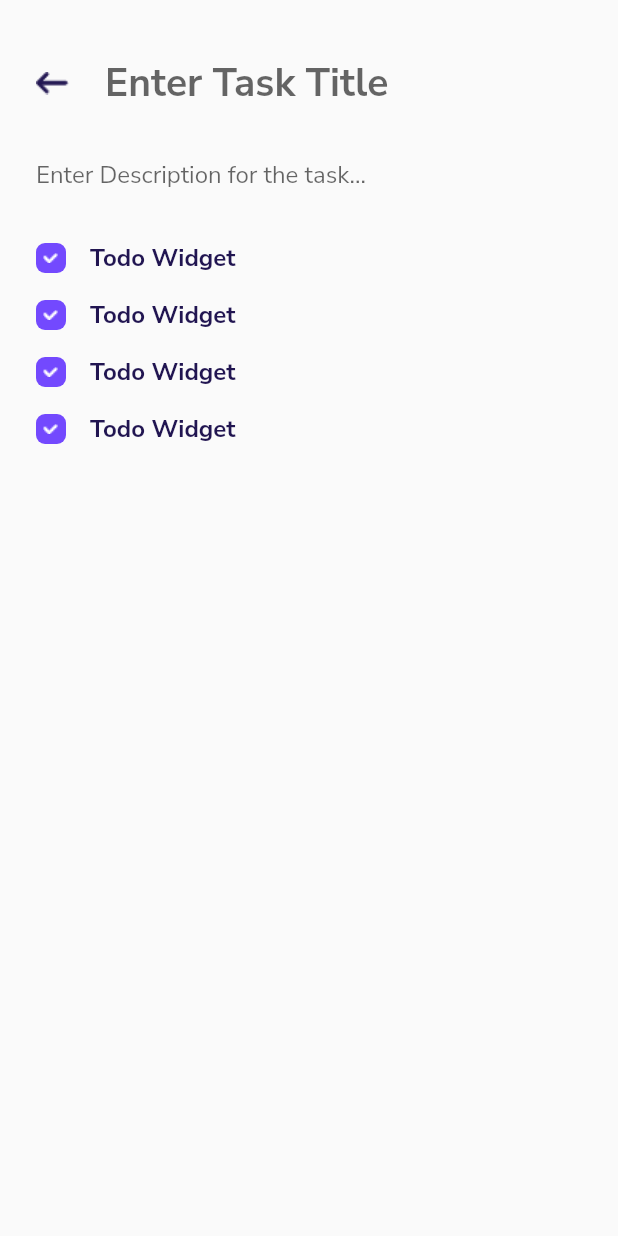
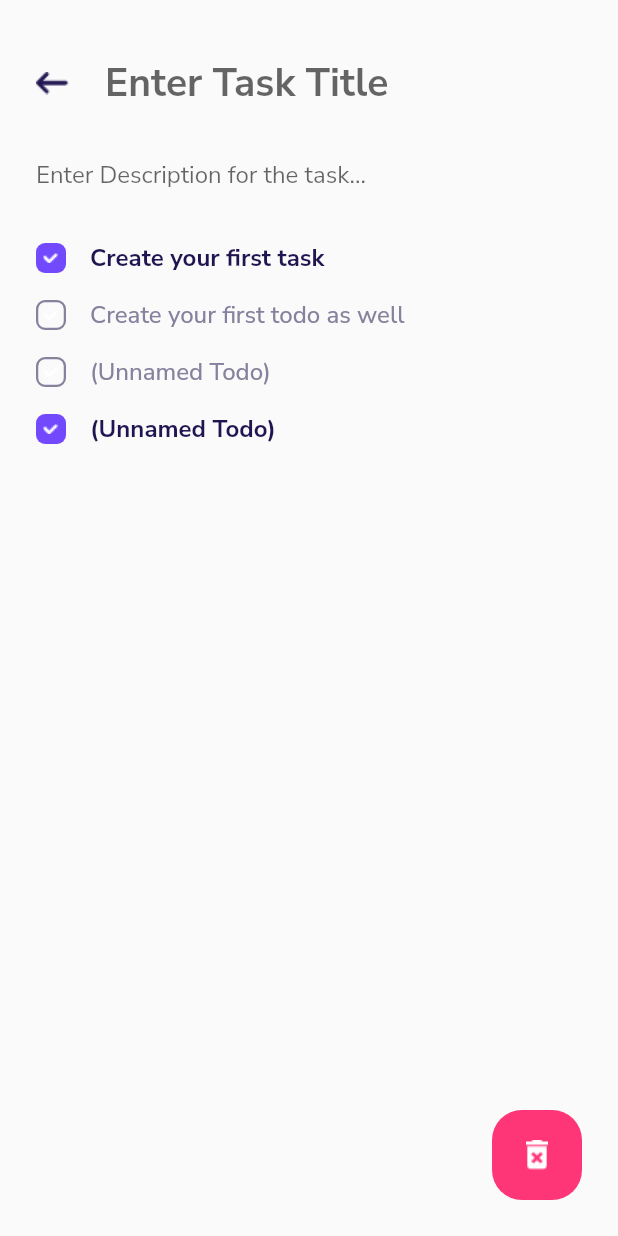
Before and after one commit to Schade9/Note_plus, a Flutter app: the Taskpage screen opened directly, on a phone screen of 412 x 824 dp. Run offline on Flutter 3.47's test engine with Material 2 defaults, Android fonts, the phone set to English and light mode, and no system bars; our stand-ins replace google_fonts.

Commit message:
Added task page

```diff
--- a/lib/screens/homepage.dart
+++ b/lib/screens/homepage.dart
@@ -41,6 +41,8 @@ class _HomepageState extends State<Homepage> {
                   ),
                   // make the task widgets scrollable
                   Expanded(
+                    child: ScrollConfiguration(
+                      behavior: NoGlowBehaviour(),
                       child: ListView(
                         children: [
                           // import TaskCardWidget
@@ -56,6 +58,7 @@ class _HomepageState extends State<Homepage> {
                           TaskCardWidget(),
                           TaskCardWidget(),
                         ],
+                      ),
                     ),
                   ),
                 ],
@@ -77,7 +80,11 @@ class _HomepageState extends State<Homepage> {
                     width: 60.0,
                     height: 60.0,
                     decoration: BoxDecoration(
-                      color: const Color(0xFF7349FE),
+                      gradient: LinearGradient(
+                        colors: [Color(0xFF7349FE), Color(0xFF643FDB)],
+                        begin: Alignment(0.0, -1.0),
+                        end: Alignment(0.0, 1.0)
+                      ),
                       borderRadius: BorderRadius.circular(20.0),
                     ),
                     child: const Image(
--- a/lib/screens/taskpage.dart
+++ b/lib/screens/taskpage.dart
@@ -14,7 +14,9 @@ class _TaskpageState extends State<Taskpage> {
     return Scaffold(
       body: SafeArea(
         child: Container(
-          child: Column(
+          child: Stack(
+            children: [
+              Column(
                 crossAxisAlignment: CrossAxisAlignment.start,
                 children: [
                   // padding to extend arrow and task down
@@ -70,10 +72,49 @@ class _TaskpageState extends State<Taskpage> {
                       ),
                     ),
                   ),
-              TodoWidget(),
-              TodoWidget(),
-              TodoWidget(),
-              TodoWidget(),
+                  TodoWidget(
+                    text: "Create your first task",
+                    isDone: true,
+                  ),
+                  TodoWidget(
+                    text: "Create your first todo as well",
+                    isDone: false,
+                  ),
+                  TodoWidget(
+                    isDone: false,
+                  ),
+                  TodoWidget(
+                    isDone: true,
+                  ),
+                ],
+              ),
+              Positioned(
+                bottom: 24.0,
+                right: 24.0,
+                // wrap container in GestureDetector to detect button action
+                child: GestureDetector(
+                  // navigate to taskpage when button clicked
+                  onTap: () {
+                    Navigator.push(
+                      context,
+                      MaterialPageRoute(builder: (context) => Taskpage()),
+                    );
+                  },
+                  child: Container(
+                    width: 60.0,
+                    height: 60.0,
+                    decoration: BoxDecoration(
+                      color: const Color(0xFFFE3577),
+                      borderRadius: BorderRadius.circular(20.0),
+                    ),
+                    child: const Image(
+                      image: AssetImage(
+                        "assets/images/delete_icon.png",
+                      ),
+                    ),
+                  ),
+                ),
+              ),
             ],
           ),
         ),
--- a/lib/widgets.dart
+++ b/lib/widgets.dart
@@ -60,9 +60,9 @@ class TaskCardWidget extends StatelessWidget {
 
 class TodoWidget extends StatelessWidget {
   final String? text;
-  final bool? isDone;
+  final bool isDone;
 
-  TodoWidget({this.text, this.isDone});
+  TodoWidget({this.text, required this.isDone});
 
   //const TodoWidget({Key? key}) : super(key: key);
 
@@ -82,8 +82,12 @@ class TodoWidget extends StatelessWidget {
               right: 16.0,
             ),
             decoration: BoxDecoration(
-              color:Color(0xFF7349FE),
+              color: isDone ? Color(0xFF7349FE) : Colors.transparent,
               borderRadius: BorderRadius.circular(6.0),
+              border: isDone ? null : Border.all(
+                color: Color(0xFF86829D),
+                width: 1.5
+              )
             ),
             child: const Image(
               image: AssetImage(
@@ -91,12 +95,12 @@ class TodoWidget extends StatelessWidget {
               ),
             ),
           ),
-          const Text(
-            "Todo Widget",
+          Text(
+            text ?? "(Unnamed Todo)",
             style: TextStyle(
-              color: Color(0xFF211551),
+              color: isDone ? Color(0xFF211551) : Color(0xFF86829D),
               fontSize: 16.0,
-              fontWeight: FontWeight.bold,
+              fontWeight: isDone ? FontWeight.bold : FontWeight.w500,
             ),
           ),
         ],
@@ -104,3 +108,11 @@ class TodoWidget extends StatelessWidget {
     );
   }
 }
+
+class NoGlowBehaviour extends ScrollBehavior {
+  @override
+  Widget buildViewportChrome(
+    BuildContext context, Widget child, AxisDirection axisDirection){
+      return child;
+    }
+}
```
Lines whose indentation alone changed are shown as unchanged.
